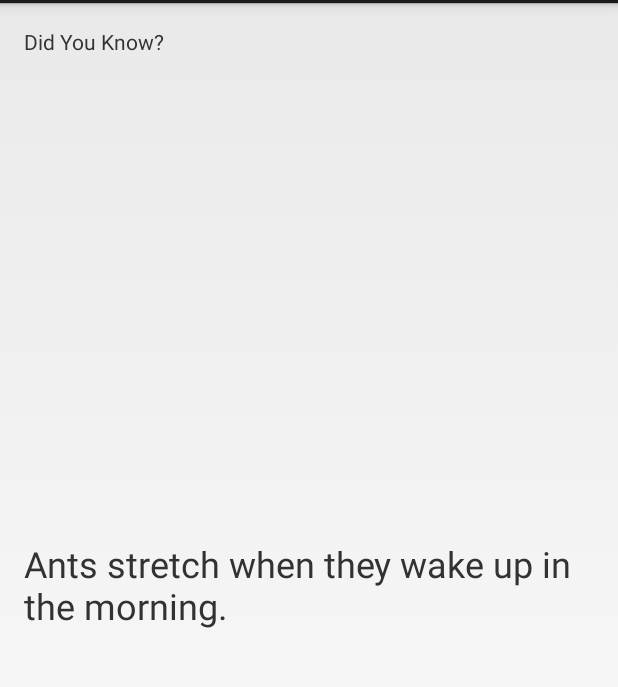
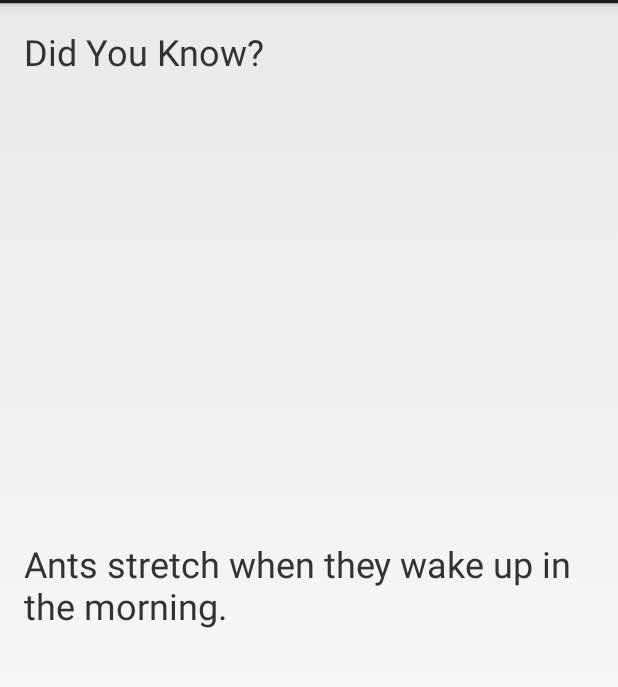
Before and after one commit to chintani/learn-to-build-andriod-apps, an Android app: the screen it shows after launch (FunFactsActivity), on a phone screen of 412 x 824 dp, the part 69-756 px from its top. Run offline under Robolectric (Android 15) with nearby library versions, the phone set to English and light mode, and no system bars.

Commit message:
Changed size of the "Did you know" string  in string.xml file

```diff
--- a/fun_facts/FunFacts/app/src/main/res/layout/activity_fun_facts.xml
+++ b/fun_facts/FunFacts/app/src/main/res/layout/activity_fun_facts.xml
@@ -11,7 +11,8 @@
     <TextView
         android:text="@string/did_you_know"
         android:layout_width="wrap_content"
-        android:layout_height="wrap_content" />
+        android:layout_height="wrap_content"
+        android:textSize="24sp"/>
 
     <TextView
         android:layout_width="wrap_content"
```
